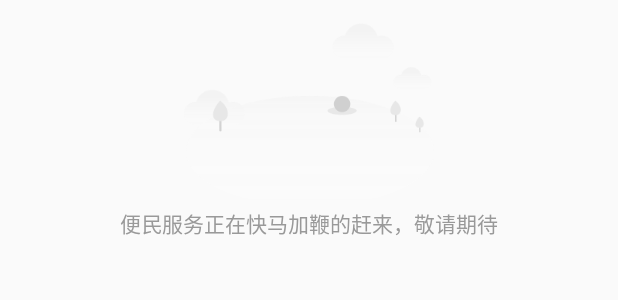
After one commit to ZhouSilverBullet/ZhuJiaLinGuardianApp, an Android app: the layout fragment_server_tab.xml on its own in the app's theme, with its tools: preview values and no code run, on a phone screen of 412 x 824 dp. The commit adds this screen. Shown: the top 300 px of the screen. Run offline under Robolectric (Android 15) with nearby library versions, the phone set to English and light mode, and no system bars; network calls fail.

Commit message:
首页界面修改

```diff
--- /dev/null
+++ b/app/src/main/res/layout/fragment_server_tab.xml
@@ -0,0 +1,36 @@
+<?xml version="1.0" encoding="utf-8"?>
+<layout xmlns:android="http://schemas.android.com/apk/res/android"
+    xmlns:tools="http://schemas.android.com/tools">
+
+    <data>
+
+    </data>
+
+    <androidx.core.widget.NestedScrollView
+        android:layout_width="match_parent"
+        android:layout_height="match_parent"
+        tools:context=".ui.server_people.ServerTabFragment">
+
+        <LinearLayout
+            android:layout_width="match_parent"
+            android:layout_height="wrap_content"
+            android:layout_margin="15dp"
+            android:orientation="vertical">
+
+            <ImageView
+                android:layout_width="wrap_content"
+                android:layout_height="wrap_content"
+                android:layout_gravity="center"
+                android:src="@drawable/server_empty_page_icon" />
+
+            <TextView
+                android:layout_width="wrap_content"
+                android:layout_height="wrap_content"
+                android:layout_gravity="center"
+                android:text="便民服务正在快马加鞭的赶来，敬请期待"
+                android:textColor="@color/color_999999" />
+        </LinearLayout>
+
+
+    </androidx.core.widget.NestedScrollView>
+</layout>
--- a/app/src/main/res/values/colors.xml
+++ b/app/src/main/res/values/colors.xml
@@ -2,7 +2,7 @@
 <resources>
     <color name="colorPrimary">#008577</color>
     <color name="colorPrimaryDark">#00574B</color>
-    <color name="colorAccent">#E60012</color>
+    <color name="colorAccent">@color/green_14C8B3</color>
 
     <color name="red_E60012">#E60012</color>
     <color name="red_press_E60012">#88E60012</color>
@@ -11,6 +11,7 @@
     <color name="green_14C8B3">#FF14C8B3</color>
     <color name="green_press_6EDAD3">#FF6EDAD3</color>
     <color name="green_unable_6EDAD3">#FF6EDAD3</color>
+    <color name="green_E7F9F7">#FFE7F9F7</color>
 
 
     <color name="color_E0E0E0">#E0E0E0</color>
--- a/app/src/main/res/values/view_styles.xml
+++ b/app/src/main/res/values/view_styles.xml
@@ -29,7 +29,11 @@
     </style>
 
     <style name="AppliedTabLayoutTextStyle">
-        <item name="android:textSize">15sp</item>
+        <item name="android:textSize">16sp</item>
+    </style>
+
+    <style name="AppliedTabLayoutTextStyle14">
+        <item name="android:textSize">14sp</item>
     </style>
 
     <style name="progress_layout_weight">
--- a/module_base/src/main/res/values/colors.xml
+++ b/module_base/src/main/res/values/colors.xml
@@ -24,7 +24,7 @@
     <color name="half_translate">#60000000</color>
     <color name="color_333333">#333333</color>
     <color name="color_313131">#313131</color>
-    <color name="color_E6E6E6">#E6E6E6</color>
+    <color name="color_E6E6E6">#B7A275</color>
     <color name="color_808080">#808080</color>
     <color name="color_32B16C">#32B16C</color>
     <color name="color_DEEAE3">#DEEAE3</color>
```
Also changed, not shown: app/src/main/java/com/sdxxtop/zjlguardian/ui/server_people/ServerPeopleFragment.kt (+52 -2 lines), app/src/main/java/com/sdxxtop/zjlguardian/ui/server_people/ServerTabFragment.kt (added, +30 -0 lines), app/src/main/res/layout/fragment_server_people.xml (+28 -49 lines), app/src/main/res/layout/tab_text_layout.xml (added, +7 -0 lines), app/src/main/res/drawable-xhdpi/server_empty_page_icon.png (added), module_base/src/main/res/drawable-hdpi/icon_1_home.png, module_base/src/main/res/drawable-hdpi/icon_2_home.png, module_base/src/main/res/drawable-hdpi/icon_3_home.png, module_base/src/main/res/drawable-hdpi/icon_4_home.png, module_base/src/main/res/drawable-hdpi/icon_5_home.png, module_base/src/main/res/drawable-hdpi/icon_6_home.png.
